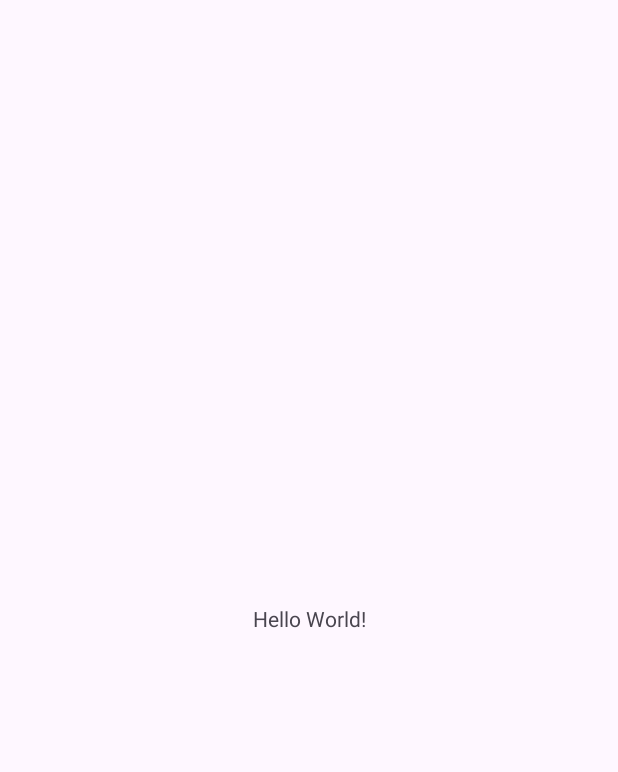
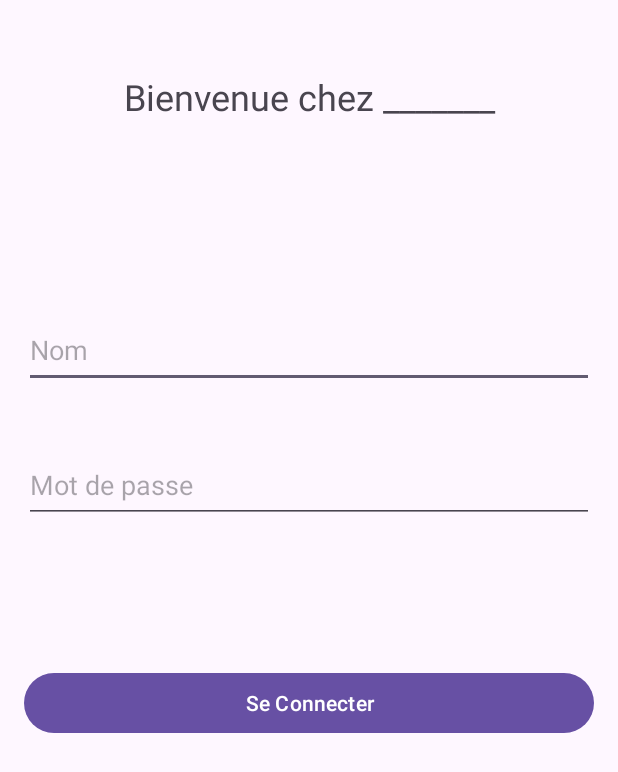
Before and after one commit to Frooggyy/PFI_Mobile, an Android app: the screen it shows after launch (MainActivity), on a phone screen of 412 x 824 dp. Before the commit the part shown is almost empty. Shown: the top 772 px of the screen. Run offline under Robolectric (Android 15) with nearby library versions, the phone set to English and light mode, and no system bars.

Commit message:
activityMain start

```diff
--- a/app/src/main/res/layout/activity_main.xml
+++ b/app/src/main/res/layout/activity_main.xml
@@ -7,12 +7,60 @@
     tools:context=".MainActivity">
 
     <TextView
-        android:layout_width="wrap_content"
+        android:id="@+id/AM_txtBienvenue"
+        android:layout_width="0dp"
         android:layout_height="wrap_content"
-        android:text="Hello World!"
+        android:layout_marginStart="16dp"
+        android:layout_marginEnd="16dp"
+        android:text="@string/AM_Bienvenue"
+        android:textAlignment="center"
+        android:textSize="24sp"
         app:layout_constraintBottom_toBottomOf="parent"
         app:layout_constraintEnd_toEndOf="parent"
+        app:layout_constraintHorizontal_bias="0.498"
         app:layout_constraintStart_toStartOf="parent"
-        app:layout_constraintTop_toTopOf="parent" />
+        app:layout_constraintTop_toTopOf="parent"
+        app:layout_constraintVertical_bias="0.061" />
+
+    <EditText
+        android:id="@+id/AM_txtNom"
+        android:layout_width="match_parent"
+        android:layout_height="50dp"
+        android:layout_marginStart="16dp"
+        android:layout_marginTop="128dp"
+        android:layout_marginEnd="16dp"
+        android:ems="10"
+        android:hint="@string/AM_PlaceholderNom"
+        android:inputType="text"
+        app:layout_constraintEnd_toEndOf="parent"
+        app:layout_constraintHorizontal_bias="0.0"
+        app:layout_constraintStart_toStartOf="parent"
+        app:layout_constraintTop_toBottomOf="@+id/AM_txtBienvenue" />
+
+    <EditText
+        android:id="@+id/AM_txtPassword"
+        android:layout_width="0dp"
+        android:layout_height="50dp"
+        android:layout_marginStart="16dp"
+        android:layout_marginTop="40dp"
+        android:layout_marginEnd="16dp"
+        android:ems="10"
+        android:hint="@string/AM_PlaceholderPass"
+        android:inputType="textPassword"
+        app:layout_constraintEnd_toEndOf="parent"
+        app:layout_constraintStart_toStartOf="parent"
+        app:layout_constraintTop_toBottomOf="@+id/AM_txtNom" />
+
+    <Button
+        android:id="@+id/AM_btnLogin"
+        android:layout_width="match_parent"
+        android:layout_height="wrap_content"
+        android:layout_marginStart="16dp"
+        android:layout_marginTop="96dp"
+        android:layout_marginEnd="16dp"
+        android:text="@string/AM_BtnLogin"
+        app:layout_constraintEnd_toEndOf="parent"
+        app:layout_constraintStart_toStartOf="parent"
+        app:layout_constraintTop_toBottomOf="@+id/AM_txtPassword" />
 
 </androidx.constraintlayout.widget.ConstraintLayout>
--- a/app/src/main/res/values/strings.xml
+++ b/app/src/main/res/values/strings.xml
@@ -1,3 +1,7 @@
 <resources>
     <string name="app_name">PFIJava</string>
+    <string name = "AM_Bienvenue">Bienvenue chez _______</string>
+    <string name = "AM_PlaceholderNom">Nom</string>
+    <string name = "AM_PlaceholderPass">Mot de passe</string>
+    <string name = "AM_BtnLogin">Se Connecter</string>
 </resources>
```
